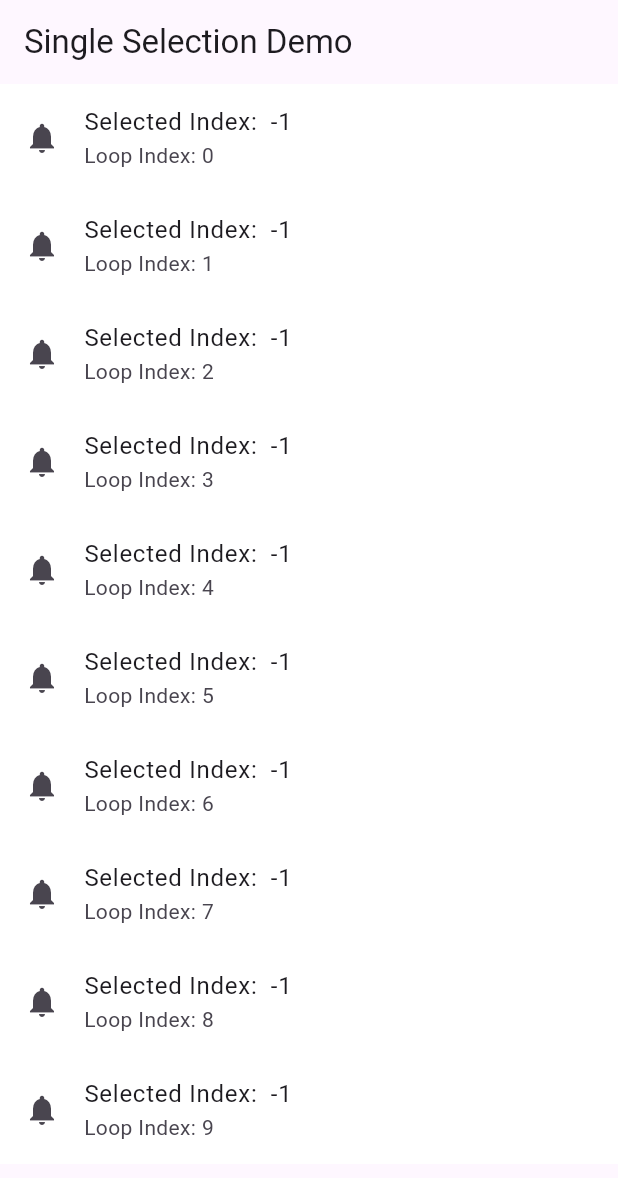
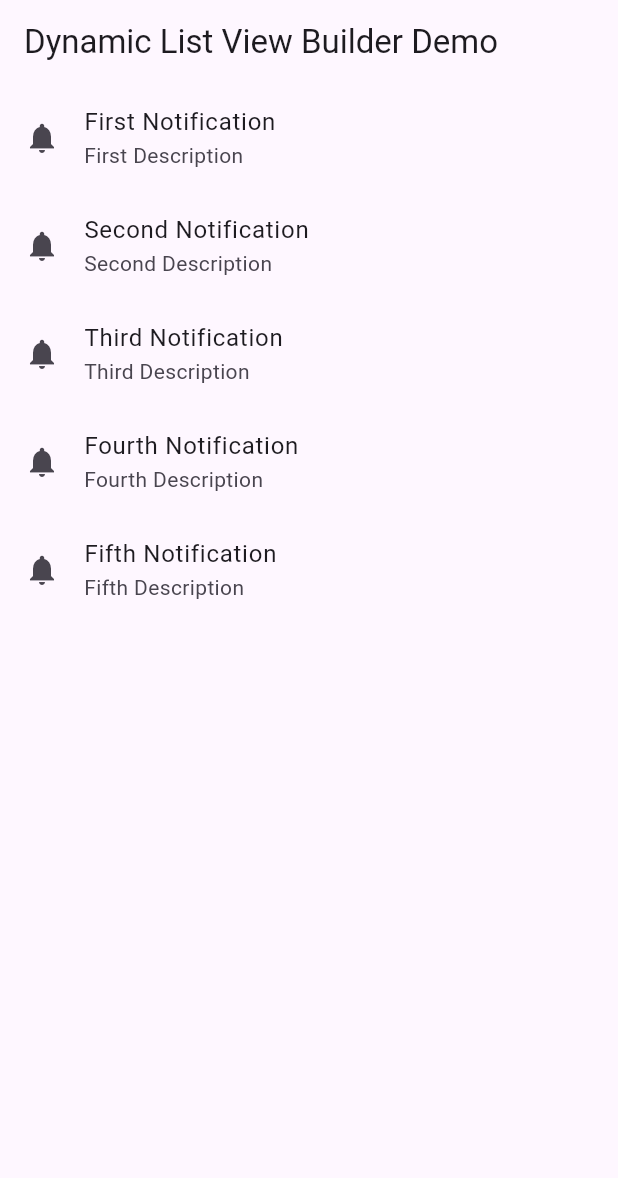
Before and after one commit to MuhammadAliKust/Aqsa_Noor_Project, a Flutter app: the screen it shows after launch, on a phone screen of 412 x 824 dp. Shown: the top 1178 px of the screen. Run offline on Flutter 3.47's test engine with Material 3 defaults, Android fonts, the phone set to English and light mode, and no system bars.

Commit message:
Dynamic List Done

```diff
--- /dev/null
+++ b/lib/dynamic_list_view_builder.dart
@@ -0,0 +1,47 @@
+import 'package:aqsa_noor_project/models/notification.dart';
+import 'package:flutter/material.dart';
+
+class DynamicListViewBuilderDemo extends StatelessWidget {
+  DynamicListViewBuilderDemo({super.key});
+
+  List<NotificationModel> notificationList = [
+    NotificationModel(
+        title: 'First Notification',
+        description: 'First Description',
+        image: 'assets/images/1.png'),
+    NotificationModel(
+        title: 'Second Notification',
+        description: 'Second Description',
+        image: 'assets/images/1.png'),
+    NotificationModel(
+        title: 'Third Notification',
+        description: 'Third Description',
+        image: 'assets/images/1.png'),
+    NotificationModel(
+        title: 'Fourth Notification',
+        description: 'Fourth Description',
+        image: 'assets/images/1.png'),    NotificationModel(
+        title: 'Fifth Notification',
+        description: 'Fifth Description',
+        image: 'assets/images/1.png'),
+  ];
+
+  @override
+  Widget build(BuildContext context) {
+    return Scaffold(
+      appBar: AppBar(
+        title: const Text("Dynamic List View Builder Demo"),
+      ),
+      body: ListView.builder(
+          itemCount: notificationList.length,
+          itemBuilder: (context, i) {
+            return ListTile(
+              leading: const Icon(Icons.notifications),
+              title: Text(notificationList[i].title.toString()),
+              subtitle: Text(notificationList[i].description.toString()),
+              // tileColor: Colors.blue,
+            );
+          }),
+    );
+  }
+}
--- a/lib/main.dart
+++ b/lib/main.dart
@@ -1,6 +1,8 @@
 
 
+import 'package:aqsa_noor_project/dynamic_list_view_builder.dart';
 import 'package:aqsa_noor_project/list_view_builder.dart';
+import 'package:aqsa_noor_project/multiple_selection_view.dart';
 import 'package:aqsa_noor_project/single_selection_view.dart';
 import 'package:flutter/material.dart';
 
@@ -16,7 +18,7 @@ class MyApp extends StatelessWidget {
   @override
   Widget build(BuildContext context) {
     return MaterialApp(
-      home: SingleSelectionView()
+      home: DynamicListViewBuilderDemo()
     );
   }
 }
--- /dev/null
+++ b/lib/models/notification.dart
@@ -0,0 +1,7 @@
+class NotificationModel {
+  final String title;
+  final String description;
+  final String image;
+
+  NotificationModel({required this.title, required this.description, required this.image});
+}
```
Also changed, not shown: lib/multiple_selection_view.dart (added, +41 -0 lines).
